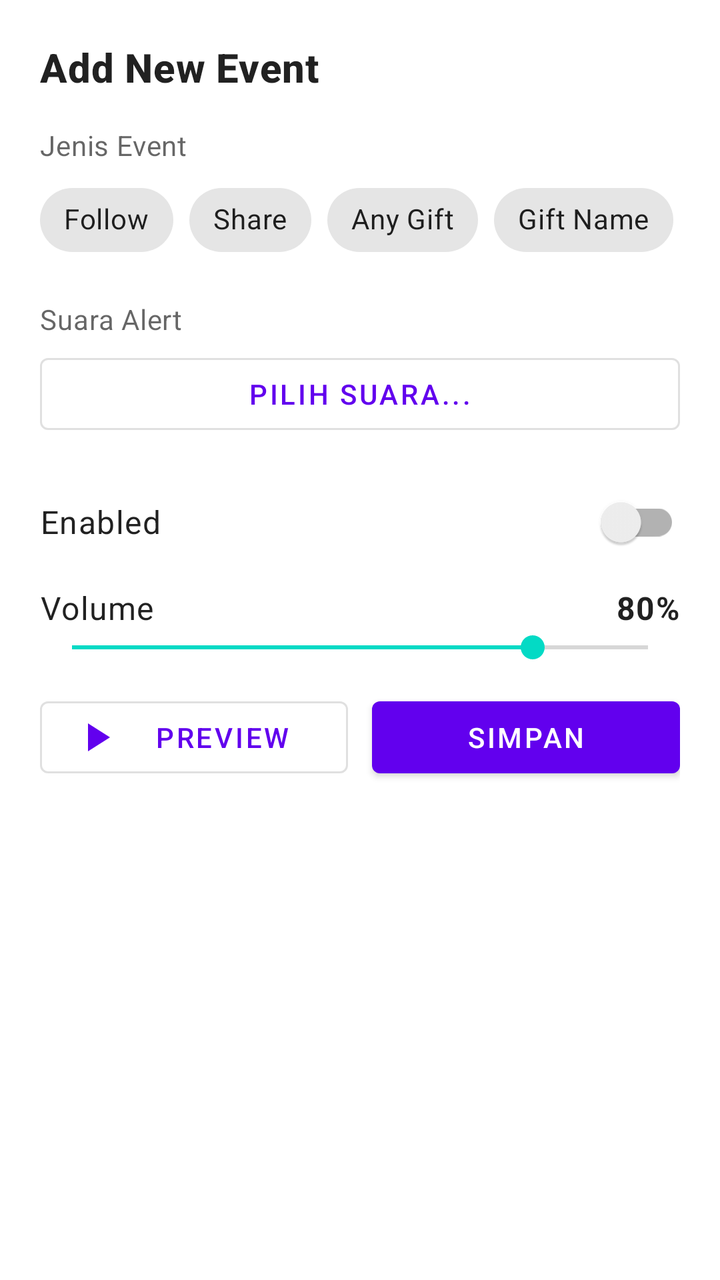
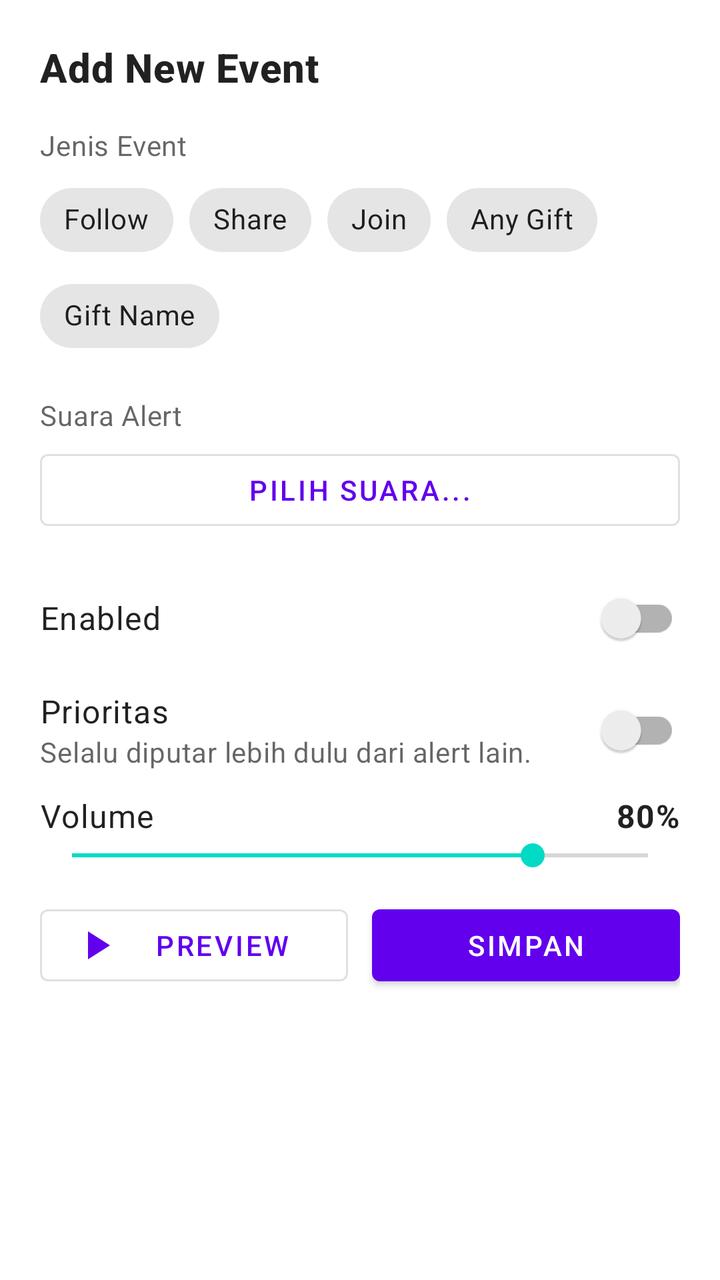

The first picture is an Android layout as it rendered before a commit; the second is the same layout after the commit. The layout source and the unified diff follow.
<!-- AndroidManifest.xml: application theme Theme.TikTokSoundAlert -->
<!-- res/layout/sheet_alert_event.xml -->
<?xml version="1.0" encoding="utf-8"?>
<LinearLayout xmlns:android="http://schemas.android.com/apk/res/android"
    xmlns:app="http://schemas.android.com/apk/res-auto"
    android:layout_width="match_parent"
    android:layout_height="wrap_content"
    android:orientation="vertical"
    android:padding="20dp">

    <TextView
        android:id="@+id/tv_sheet_title"
        android:layout_width="wrap_content"
        android:layout_height="wrap_content"
        android:text="Add New Event"
        android:textAppearance="@style/TextAppearance.MaterialComponents.Headline6"
        android:textStyle="bold" />

    <TextView
        android:layout_width="wrap_content"
        android:layout_height="wrap_content"
        android:layout_marginTop="16dp"
        android:layout_marginBottom="4dp"
        android:text="Jenis Event"
        android:textAppearance="@style/TextAppearance.MaterialComponents.Body2"
        android:textColor="@color/text_secondary" />

    <com.google.android.material.chip.ChipGroup
        android:id="@+id/chips_type"
        android:layout_width="match_parent"
        android:layout_height="wrap_content"
        app:selectionRequired="true"
        app:singleLine="false"
        app:singleSelection="true">

        <com.google.android.material.chip.Chip
            android:id="@+id/chip_follow"
            style="@style/Widget.MaterialComponents.Chip.Choice"
            android:layout_width="wrap_content"
            android:layout_height="wrap_content"
            android:text="Follow" />

        <com.google.android.material.chip.Chip
            android:id="@+id/chip_share"
            style="@style/Widget.MaterialComponents.Chip.Choice"
            android:layout_width="wrap_content"
            android:layout_height="wrap_content"
            android:text="Share" />

        <com.google.android.material.chip.Chip
            android:id="@+id/chip_gift"
            style="@style/Widget.MaterialComponents.Chip.Choice"
            android:layout_width="wrap_content"
            android:layout_height="wrap_content"
            android:text="Any Gift" />

        <com.google.android.material.chip.Chip
            android:id="@+id/chip_gift_name"
            style="@style/Widget.MaterialComponents.Chip.Choice"
            android:layout_width="wrap_content"
            android:layout_height="wrap_content"
            android:text="Gift Name" />
    </com.google.android.material.chip.ChipGroup>

    <LinearLayout
        android:id="@+id/ll_gift_selector"
        android:layout_width="match_parent"
        android:layout_height="wrap_content"
        android:layout_marginTop="4dp"
        android:orientation="vertical"
        android:visibility="gone">

        <TextView
            android:layout_width="wrap_content"
            android:layout_height="wrap_content"
            android:layout_marginTop="8dp"
            android:layout_marginBottom="4dp"
            android:text="Pilih Gift"
            android:textAppearance="@style/TextAppearance.MaterialComponents.Body2"
            android:textColor="@color/text_secondary" />

        <com.google.android.material.button.MaterialButton
            android:id="@+id/btn_select_gift"
            style="@style/Widget.MaterialComponents.Button.OutlinedButton"
            android:layout_width="match_parent"
            android:layout_height="wrap_content"
            android:text="Pilih gift..."
            android:textColor="@color/primary" />
    </LinearLayout>

    <TextView
        android:layout_width="wrap_content"
        android:layout_height="wrap_content"
        android:layout_marginTop="16dp"
        android:layout_marginBottom="4dp"
        android:text="Suara Alert"
        android:textAppearance="@style/TextAppearance.MaterialComponents.Body2"
        android:textColor="@color/text_secondary" />

    <com.google.android.material.button.MaterialButton
        android:id="@+id/btn_select_sound"
        style="@style/Widget.MaterialComponents.Button.OutlinedButton"
        android:layout_width="match_parent"
        android:layout_height="wrap_content"
        android:text="Pilih suara..."
        android:textColor="@color/primary" />

    <LinearLayout
        android:layout_width="match_parent"
        android:layout_height="wrap_content"
        android:layout_marginTop="16dp"
        android:gravity="center_vertical"
        android:orientation="horizontal">

        <TextView
            android:layout_width="0dp"
            android:layout_height="wrap_content"
            android:layout_weight="1"
            android:text="Enabled"
            android:textAppearance="@style/TextAppearance.MaterialComponents.Body1" />

        <androidx.appcompat.widget.SwitchCompat
            android:id="@+id/sw_enabled"
            android:layout_width="wrap_content"
            android:layout_height="wrap_content" />
    </LinearLayout>

    <LinearLayout
        android:layout_width="match_parent"
        android:layout_height="wrap_content"
        android:layout_marginTop="8dp"
        android:gravity="center_vertical"
        android:orientation="horizontal">

        <TextView
            android:layout_width="0dp"
            android:layout_height="wrap_content"
            android:layout_weight="1"
            android:text="Volume"
            android:textAppearance="@style/TextAppearance.MaterialComponents.Body1" />

        <TextView
            android:id="@+id/tv_volume_value"
            android:layout_width="wrap_content"
            android:layout_height="wrap_content"
            android:text="80%"
            android:textAppearance="@style/TextAppearance.MaterialComponents.Body1"
            android:textStyle="bold" />
    </LinearLayout>

    <SeekBar
        android:id="@+id/seek_volume"
        android:layout_width="match_parent"
        android:layout_height="wrap_content"
        android:max="100"
        android:progress="80" />

    <LinearLayout
        android:layout_width="match_parent"
        android:layout_height="wrap_content"
        android:layout_marginTop="12dp"
        android:orientation="horizontal">

        <com.google.android.material.button.MaterialButton
            android:id="@+id/btn_preview"
            style="@style/Widget.MaterialComponents.Button.OutlinedButton"
            android:layout_width="0dp"
            android:layout_height="wrap_content"
            android:layout_weight="1"
            android:text="Preview"
            app:icon="@drawable/ic_play" />

        <Space
            android:layout_width="12dp"
            android:layout_height="1dp" />

        <com.google.android.material.button.MaterialButton
            android:id="@+id/btn_save"
            android:layout_width="0dp"
            android:layout_height="wrap_content"
            android:layout_weight="1"
            android:text="Simpan" />
    </LinearLayout>

</LinearLayout>
<!-- resources referenced by this layout -->
<resources>
  <color name="primary">#FF6200EE</color>
  <color name="text_secondary">#99000000</color>
  <!-- drawable ic_play (drawable) -->
  <?xml version="1.0" encoding="utf-8"?>
  <vector xmlns:android="http://schemas.android.com/apk/res/android"
      android:width="24dp"
      android:height="24dp"
      android:viewportWidth="24"
      android:viewportHeight="24">
      <path
          android:fillColor="#FF000000"
          android:pathData="M8,5v14l11,-7z" />
  </vector>
  <style name="Theme.TikTokSoundAlert" parent="Theme.MaterialComponents.DayNight.NoActionBar">
          <item name="colorPrimary">@color/primary</item>
          <item name="colorPrimaryVariant">@color/primary_variant</item>
          <item name="colorOnPrimary">@color/on_primary</item>
          <item name="colorSecondary">@color/secondary</item>
          <item name="colorOnSecondary">@color/black</item>
          <item name="android:colorBackground">@color/background</item>
          <item name="colorOnBackground">@color/on_background</item>
          <item name="colorSurface">@color/surface</item>
          <item name="colorOnSurface">@color/on_surface</item>
          <item name="android:statusBarColor">@color/background</item>
          <item name="android:windowBackground">@color/background</item>
      </style>
  <color name="primary_variant">#FF3700B3</color>
  <color name="on_primary">#FFFFFFFF</color>
  <color name="secondary">#FF03DAC5</color>
  <color name="black">#FF000000</color>
  <color name="background">#FFFFFF</color>
  <color name="on_background">#FF000000</color>
  <color name="surface">#FFFFFF</color>
  <color name="on_surface">#FF000000</color>
</resources>

<!-- the commit's change to res/layout/sheet_alert_event.xml (unified diff, before → after) -->
@@ -46,6 +46,13 @@
             android:text="Share" />
 
         <com.google.android.material.chip.Chip
+            android:id="@+id/chip_join"
+            style="@style/Widget.MaterialComponents.Chip.Choice"
+            android:layout_width="wrap_content"
+            android:layout_height="wrap_content"
+            android:text="Join" />
+
+        <com.google.android.material.chip.Chip
             android:id="@+id/chip_gift"
             style="@style/Widget.MaterialComponents.Chip.Choice"
             android:layout_width="wrap_content"
@@ -130,6 +137,40 @@
         android:gravity="center_vertical"
         android:orientation="horizontal">
 
+        <LinearLayout
+            android:layout_width="0dp"
+            android:layout_height="wrap_content"
+            android:layout_weight="1"
+            android:orientation="vertical">
+
+            <TextView
+                android:layout_width="wrap_content"
+                android:layout_height="wrap_content"
+                android:text="Prioritas"
+                android:textAppearance="@style/TextAppearance.MaterialComponents.Body1" />
+
+            <TextView
+                android:layout_width="wrap_content"
+                android:layout_height="wrap_content"
+                android:text="Selalu diputar lebih dulu dari alert lain."
+                android:textAppearance="@style/TextAppearance.MaterialComponents.Body2"
+                android:textColor="@color/text_secondary" />
+        </LinearLayout>
+
+        <androidx.appcompat.widget.SwitchCompat
+            android:id="@+id/sw_priority"
+            android:layout_width="wrap_content"
+            android:layout_height="wrap_content"
+            android:layout_marginStart="16dp" />
+    </LinearLayout>
+
+    <LinearLayout
+        android:layout_width="match_parent"
+        android:layout_height="wrap_content"
+        android:layout_marginTop="8dp"
+        android:gravity="center_vertical"
+        android:orientation="horizontal">
+
         <TextView
             android:layout_width="0dp"
             android:layout_height="wrap_content"
